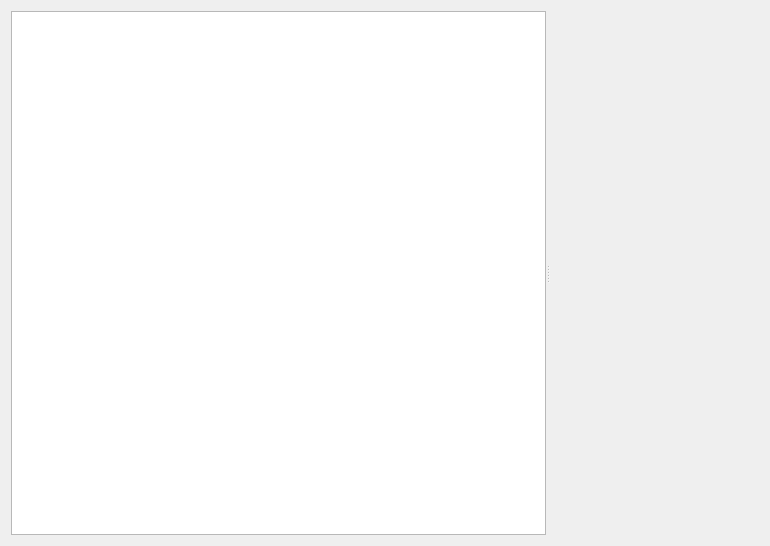
Above: dataplotter/thermalcomfhistog.ui from Nobatek/simuplot before the change. Below: the same form after it.
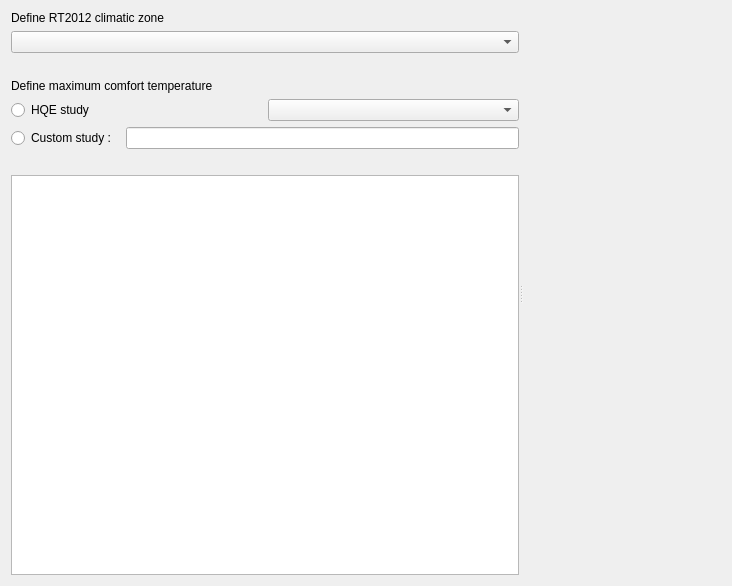
That is the form after the change. Custom widgets are drawn as their Qt base class.

Commit message: Combobox RT2012 climatique zone added

```diff
--- a/dataplotter/thermalcomfhistog.ui
+++ b/dataplotter/thermalcomfhistog.ui
@@ -6,19 +6,99 @@
    <rect>
     <x>0</x>
     <y>0</y>
-    <width>770</width>
+    <width>732</width>
     <height>546</height>
    </rect>
   </property>
   <property name="windowTitle">
    <string>Form</string>
   </property>
-  <layout class="QHBoxLayout" name="horizontalLayout">
-   <item>
+  <layout class="QGridLayout" name="gridLayout">
+   <item row="0" column="0">
     <widget class="QSplitter" name="splitter">
      <property name="orientation">
       <enum>Qt::Horizontal</enum>
      </property>
+     <widget class="QWidget" name="">
+      <layout class="QVBoxLayout" name="verticalLayout_2">
+       <item>
+        <widget class="QLabel" name="label_2">
+         <property name="text">
+          <string>Define RT2012 climatic zone</string>
+         </property>
+        </widget>
+       </item>
+       <item>
+        <widget class="QComboBox" name="RTclimat_comboBox"/>
+       </item>
+       <item>
+        <spacer name="verticalSpacer_2">
+         <property name="orientation">
+          <enum>Qt::Vertical</enum>
+         </property>
+         <property name="sizeType">
+          <enum>QSizePolicy::Fixed</enum>
+         </property>
+         <property name="sizeHint" stdset="0">
+          <size>
+           <width>20</width>
+           <height>20</height>
+          </size>
+         </property>
+        </spacer>
+       </item>
+       <item>
+        <widget class="QLabel" name="label">
+         <property name="text">
+          <string>Define maximum comfort temperature</string>
+         </property>
+        </widget>
+       </item>
+       <item>
+        <layout class="QHBoxLayout" name="horizontalLayout_2">
+         <item>
+          <widget class="QRadioButton" name="radioButton">
+           <property name="text">
+            <string>HQE study</string>
+           </property>
+          </widget>
+         </item>
+         <item>
+          <widget class="QComboBox" name="HQEspace_comboBox"/>
+         </item>
+        </layout>
+       </item>
+       <item>
+        <layout class="QHBoxLayout" name="horizontalLayout">
+         <item>
+          <widget class="QRadioButton" name="radioButton_2">
+           <property name="text">
+            <string>Custom study : </string>
+           </property>
+          </widget>
+         </item>
+         <item>
+          <widget class="QLineEdit" name="lineEdit"/>
+         </item>
+        </layout>
+       </item>
+       <item>
+        <spacer name="verticalSpacer">
+         <property name="orientation">
+          <enum>Qt::Vertical</enum>
+         </property>
+         <property name="sizeType">
+          <enum>QSizePolicy::Fixed</enum>
+         </property>
+         <property name="sizeHint" stdset="0">
+          <size>
+           <width>20</width>
+           <height>20</height>
+          </size>
+         </property>
+        </spacer>
+       </item>
+       <item>
      <widget class="QTableWidget" name="listW">
       <property name="sizePolicy">
        <sizepolicy hsizetype="Preferred" vsizetype="Expanding">
@@ -28,8 +108,8 @@
       </property>
       <property name="minimumSize">
        <size>
-        <width>350</width>
-        <height>517</height>
+           <width>200</width>
+           <height>400</height>
        </size>
       </property>
       <property name="baseSize">
@@ -51,6 +131,9 @@
        <bool>true</bool>
       </attribute>
      </widget>
+       </item>
+      </layout>
+     </widget>
      <widget class="MplWidget" name="plotW" native="true">
       <property name="sizePolicy">
        <sizepolicy hsizetype="Expanding" vsizetype="Expanding">
```
Left out of the diff: 8 changed lines with no effect on the pictures. Lines whose indentation alone changed are shown as unchanged. The commit also changes 2 other files.
